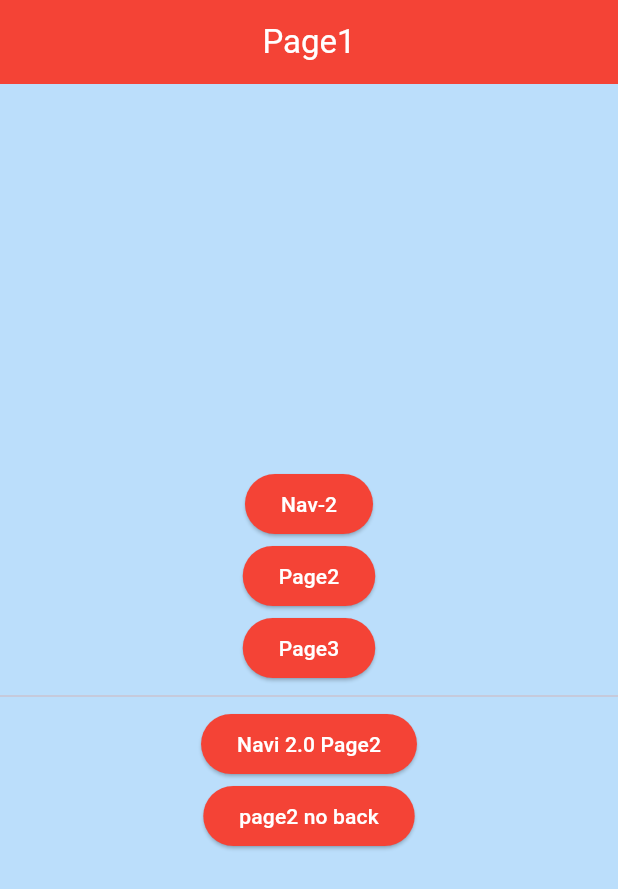
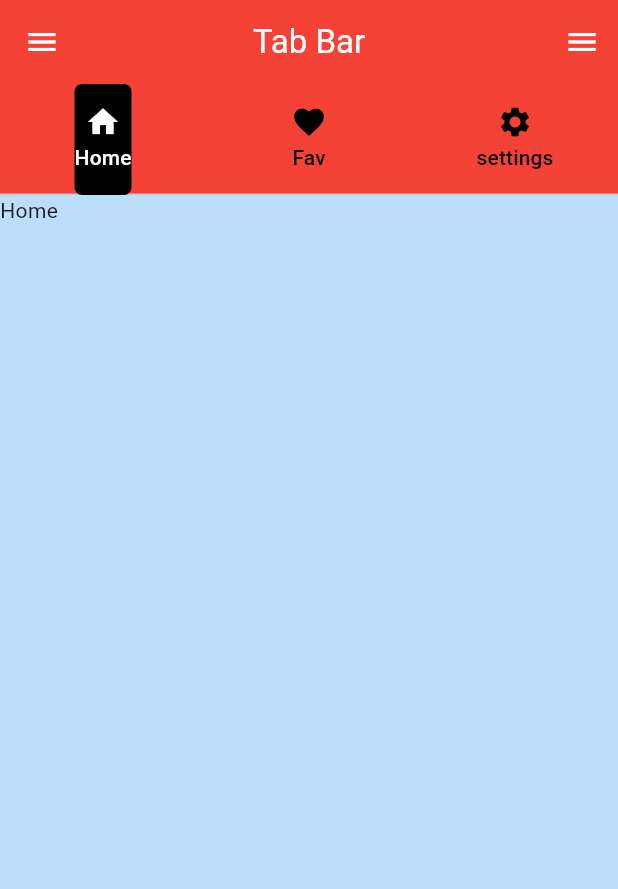
Before and after one commit to md-rezwanur-rahman/flutter_app_prac, a Flutter app: the screen it shows after launch, on a phone screen of 412 x 824 dp. Shown: the top 889 px of the screen. Run offline on Flutter 3.47's test engine with Material 3 defaults, Android fonts, the phone set to English and light mode, and no system bars; our stand-ins replace flutter_screenutil.

Commit message:
02-08-26

```diff
--- a/lib/app.dart
+++ b/lib/app.dart
@@ -10,6 +10,7 @@ import 'module11/hotel_ui.dart';
 import 'module_10/class3.dart';
 import 'module_10/class_1.dart';
 import 'module_10/class_2.dart';
+import 'module_12/navi/class_2.dart';
 import 'module_12/navi/page1.dart';
 import 'module_12/navi/page2.dart';
 import 'module_12/navi/page3.dart';
@@ -30,8 +31,9 @@ class MyApp extends StatelessWidget {
               '/page1':(context)=>page1(),
               '/page2':(context)=>page2(name: '',),
               '/page3':(context)=>page3(),
+              '/Module12Class3':(context)=>Module12Class3(),
             },
-            initialRoute: '/page1',
+            initialRoute: '/Module12Class3',
       theme: ThemeData(
         brightness: Brightness.light,
         primaryColor: Colors.orange,
--- /dev/null
+++ b/lib/module_12/navi/class_2.dart
@@ -0,0 +1,88 @@
+import 'package:flutter/material.dart';
+class Module12Class3 extends StatelessWidget {
+  const Module12Class3({super.key});
+
+  @override
+  Widget build(BuildContext context) {
+    return DefaultTabController(
+      length: 3,
+      child: Scaffold(
+        appBar: AppBar(
+          title: Text('Tab Bar'),
+          bottom: TabBar(
+            indicator: BoxDecoration(
+              color: Colors.black,
+                  borderRadius: BorderRadius.circular(05)
+            ),
+              labelColor: Colors.white,
+              unselectedLabelColor: Colors.black,
+              tabs: [
+                Tab(
+                  icon: Icon(Icons.home),
+                  text: 'Home',
+                ),
+                Tab(
+                  icon: Icon(Icons.favorite),
+                  text: 'Fav',
+                ),
+                Tab(
+                  icon: Icon(Icons.settings),
+                  text: 'settings',
+                ),
+              ]),
+        ),
+        body: TabBarView(children: [
+          Text('Home'),
+          Text('Fav'),
+          Text('Settings'),
+        ]),
+        drawer: Drawer(
+          child: ListView(
+            children: [
+              DrawerHeader(child: Column(
+                children: [
+                  CircleAvatar(
+                    radius: 50,
+                    backgroundImage: NetworkImage('https://images.unsplash.com/photo-1506794778202-cad84cf45f1d?q=80&w=687&auto=format&fit=crop&ixlib=rb-4.1.0&ixid=M3wxMjA3fDB8MHxwaG90by1wYWdlfHx8fGVufDB8fHx8fA%3D%3D'),
+                  ),
+                  Text('Rayjan',style: TextStyle(fontSize: 20),),
+                ],
+              )),
+              ListTile(
+                leading: Icon(Icons.home),
+                title: Text('Home'),
+              ),
+              ListTile(
+                leading: Icon(Icons.face),
+                title: Text('face'),
+              ),
+            ],
+          ),
+        ),
+        endDrawer: Drawer(
+          child: ListView(
+            children: [
+              DrawerHeader(child: Column(
+                children: [
+                  CircleAvatar(
+                    radius: 50,
+                    backgroundImage: NetworkImage('https://images.unsplash.com/photo-1506794778202-cad84cf45f1d?q=80&w=687&auto=format&fit=crop&ixlib=rb-4.1.0&ixid=M3wxMjA3fDB8MHxwaG90by1wYWdlfHx8fGVufDB8fHx8fA%3D%3D'),
+                  ),
+                  Text('Rayjan',style: TextStyle(fontSize: 20),),
+                ],
+              )),
+              ListTile(
+                leading: Icon(Icons.home),
+                title: Text('Home'),
+              ),
+              ListTile(
+                leading: Icon(Icons.face),
+                title: Text('face'),
+              ),
+            ],
+          ),
+        ),
+      ),
+    );
+  }
+}
```
